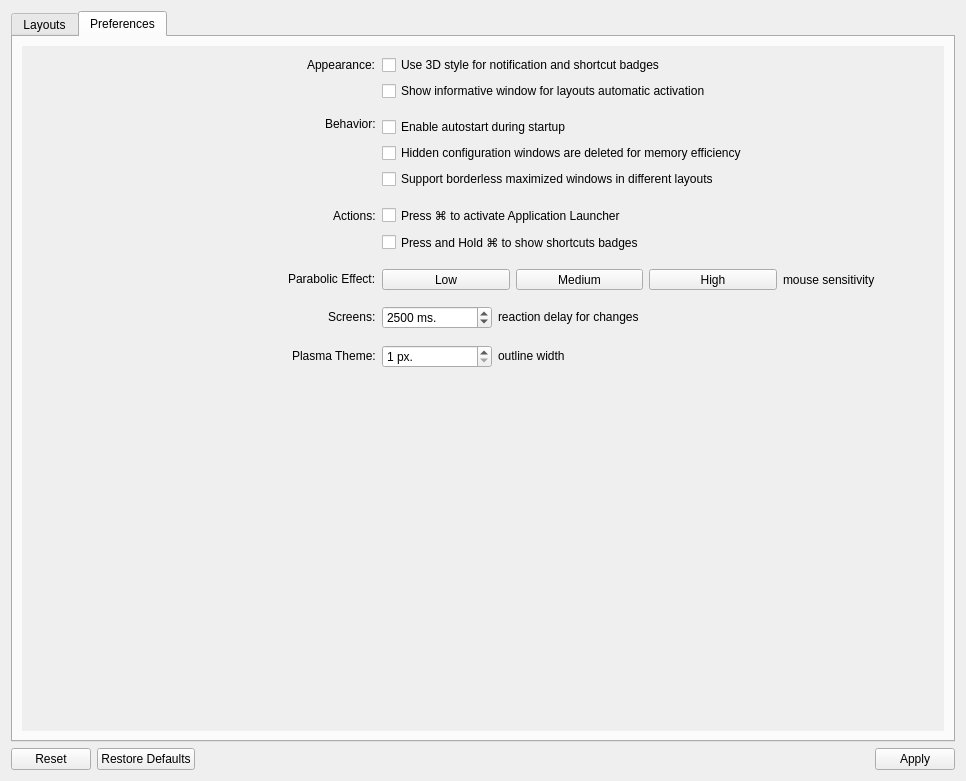
First picture: the form in app/settings/dialogs/settingsdialog.ui, repository KDE/latte-dock, before the edit.
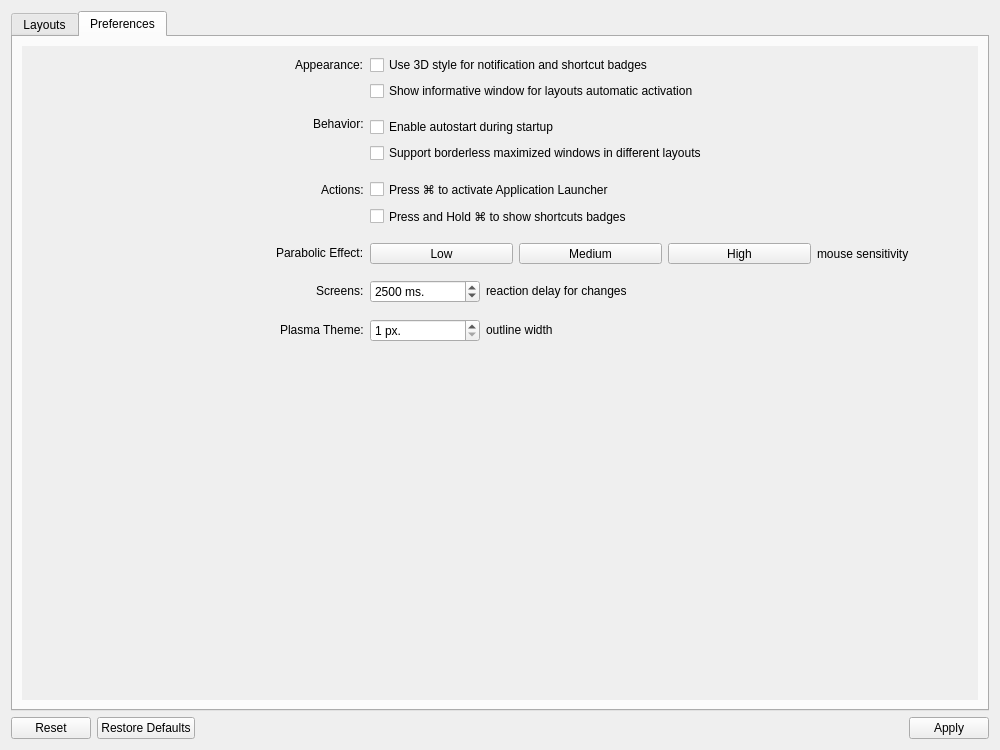
Second picture: the form after the edit. Icons and pictures are not drawn. Custom widgets are drawn as their Qt base class.

Commit message:
remove option delete hidden config windows
--it is not needed any more because config windows
are now using a singleton design in order to be
created only one time.

BUG:423268

Diff of the .ui file:
```diff
--- a/app/settings/dialogs/settingsdialog.ui
+++ b/app/settings/dialogs/settingsdialog.ui
@@ -6,8 +6,8 @@
    <rect>
     <x>0</x>
     <y>0</y>
-    <width>966</width>
-    <height>781</height>
+    <width>1000</width>
+    <height>750</height>
    </rect>
   </property>
   <property name="sizePolicy">
@@ -504,8 +504,8 @@
            <rect>
             <x>0</x>
             <y>0</y>
-            <width>931</width>
-            <height>402</height>
+            <width>965</width>
+            <height>375</height>
            </rect>
           </property>
           <property name="sizePolicy">
@@ -516,8 +516,92 @@
           </property>
           <layout class="QVBoxLayout" name="verticalLayout_4">
            <item>
-            <layout class="QGridLayout" name="preferencesGridLayout" columnstretch="5,8">
-             <item row="10" column="1">
+            <layout class="QGridLayout" name="preferencesGridLayout" columnstretch="5,9">
+             <item row="11" column="1">
+              <layout class="QHBoxLayout" name="mouseSensitivityRowLayout">
+               <item>
+                <widget class="QToolButton" name="lowSensitivityBtn">
+                 <property name="sizePolicy">
+                  <sizepolicy hsizetype="Expanding" vsizetype="Fixed">
+                   <horstretch>0</horstretch>
+                   <verstretch>0</verstretch>
+                  </sizepolicy>
+                 </property>
+                 <property name="toolTip">
+                  <string>Low sensitivity for parabolic effect (low cpu usage and performance)</string>
+                 </property>
+                 <property name="text">
+                  <string comment="low sensitivity">Low</string>
+                 </property>
+                 <property name="checkable">
+                  <bool>true</bool>
+                 </property>
+                </widget>
+               </item>
+               <item>
+                <widget class="QToolButton" name="mediumSensitivityBtn">
+                 <property name="sizePolicy">
+                  <sizepolicy hsizetype="Expanding" vsizetype="Fixed">
+                   <horstretch>0</horstretch>
+                   <verstretch>0</verstretch>
+                  </sizepolicy>
+                 </property>
+                 <property name="toolTip">
+                  <string>Medium sensitivity for parabolic effect (normal cpu usage and performance)</string>
+                 </property>
+                 <property name="text">
+                  <string comment="medium sensitivity">Medium</string>
+                 </property>
+                 <property name="checkable">
+                  <bool>true</bool>
+                 </property>
+                </widget>
+               </item>
+               <item>
+                <widget class="QToolButton" name="highSensitivityBtn">
+                 <property name="sizePolicy">
+                  <sizepolicy hsizetype="Expanding" vsizetype="Fixed">
+                   <horstretch>0</horstretch>
+                   <verstretch>0</verstretch>
+                  </sizepolicy>
+                 </property>
+                 <property name="toolTip">
+                  <string>High sensitivity for parabolic effect (high cpu usage and performance)</string>
+                 </property>
+                 <property name="text">
+                  <string comment="high sensitivity">High</string>
+                 </property>
+                 <property name="checkable">
+                  <bool>true</bool>
+                 </property>
+                </widget>
+               </item>
+               <item>
+                <widget class="QLabel" name="mouseSensitivityLbl">
+                 <property name="text">
+                  <string>mouse sensitivity</string>
+                 </property>
+                </widget>
+               </item>
+               <item>
+                <spacer name="horizontalSpacer_3">
+                 <property name="orientation">
+                  <enum>Qt::Horizontal</enum>
+                 </property>
+                 <property name="sizeType">
+                  <enum>QSizePolicy::Fixed</enum>
+                 </property>
+                 <property name="sizeHint" stdset="0">
+                  <size>
+                   <width>60</width>
+                   <height>20</height>
+                  </size>
+                 </property>
+                </spacer>
+               </item>
+              </layout>
+             </item>
+             <item row="9" column="1">
               <widget class="QCheckBox" name="metaPressHoldChkBox">
                <property name="toolTip">
                 <string>Press and hold ⌘ to show shortcuts badges for applets and tasks</string>
@@ -527,72 +611,6 @@
                </property>
               </widget>
              </item>
-             <item row="12" column="0">
-              <layout class="QHBoxLayout" name="parabolicHeaderRowLayout">
-               <item>
-                <spacer name="horizontalSpacer_7">
-                 <property name="orientation">
-                  <enum>Qt::Horizontal</enum>
-                 </property>
-                 <property name="sizeHint" stdset="0">
-                  <size>
-                   <width>40</width>
-                   <height>20</height>
-                  </size>
-                 </property>
-                </spacer>
-               </item>
-               <item>
-                <widget class="QLabel" name="parabolicEffectLbl">
-                 <property name="sizePolicy">
-                  <sizepolicy hsizetype="Minimum" vsizetype="Fixed">
-                   <horstretch>0</horstretch>
-                   <verstretch>0</verstretch>
-                  </sizepolicy>
-                 </property>
-                 <property name="text">
-                  <string>Parabolic Effect:</string>
-                 </property>
-                 <property name="alignment">
-                  <set>Qt::AlignLeading|Qt::AlignLeft|Qt::AlignVCenter</set>
-                 </property>
-                </widget>
-               </item>
-              </layout>
-             </item>
-             <item row="16" column="0">
-              <layout class="QHBoxLayout" name="plasmaThemeHeaderRowLayout">
-               <item>
-                <spacer name="horizontalSpacer_10">
-                 <property name="orientation">
-                  <enum>Qt::Horizontal</enum>
-                 </property>
-                 <property name="sizeHint" stdset="0">
-                  <size>
-                   <width>40</width>
-                   <height>20</height>
-                  </size>
-                 </property>
-                </spacer>
-               </item>
-               <item>
-                <widget class="QLabel" name="plasmaLbl">
-                 <property name="sizePolicy">
-                  <sizepolicy hsizetype="Minimum" vsizetype="Fixed">
-                   <horstretch>0</horstretch>
-                   <verstretch>0</verstretch>
-                  </sizepolicy>
-                 </property>
-                 <property name="text">
-                  <string>Plasma Theme:</string>
-                 </property>
-                 <property name="alignment">
-                  <set>Qt::AlignLeading|Qt::AlignLeft|Qt::AlignVCenter</set>
-                 </property>
-                </widget>
-               </item>
-              </layout>
-             </item>
              <item row="4" column="0">
               <layout class="QHBoxLayout" name="behaviorHeaderRowLayout">
                <item>
@@ -626,7 +644,7 @@
                </item>
               </layout>
              </item>
-             <item row="8" column="1">
+             <item row="7" column="1">
               <spacer name="verticalSpacer_7">
                <property name="orientation">
                 <enum>Qt::Vertical</enum>
@@ -642,107 +660,40 @@
                </property>
               </spacer>
              </item>
-             <item row="14" column="1">
-              <layout class="QHBoxLayout" name="screenDelayRowLayout">
+             <item row="11" column="0">
+              <layout class="QHBoxLayout" name="parabolicHeaderRowLayout">
                <item>
-                <widget class="QSpinBox" name="screenTrackerSpinBox">
-                 <property name="sizePolicy">
-                  <sizepolicy hsizetype="MinimumExpanding" vsizetype="Fixed">
-                   <horstretch>0</horstretch>
-                   <verstretch>0</verstretch>
-                  </sizepolicy>
-                 </property>
-                 <property name="minimumSize">
-                  <size>
-                   <width>70</width>
-                   <height>0</height>
-                  </size>
-                 </property>
-                 <property name="maximumSize">
-                  <size>
-                   <width>110</width>
-                   <height>16777215</height>
-                  </size>
-                 </property>
-                 <property name="toolTip">
-                  <string>Different hardware can have different delays during screen changes.
-This tracker is used in order to not lose any screen related update.</string>
-                 </property>
-                 <property name="alignment">
-                  <set>Qt::AlignLeading|Qt::AlignLeft|Qt::AlignVCenter</set>
-                 </property>
-                 <property name="specialValueText">
-                  <string/>
-                 </property>
-                 <property name="suffix">
-                  <string> ms.</string>
-                 </property>
-                 <property name="minimum">
-                  <number>1000</number>
-                 </property>
-                 <property name="maximum">
-                  <number>10000</number>
-                 </property>
-                 <property name="singleStep">
-                  <number>100</number>
-                 </property>
-                 <property name="value">
-                  <number>2500</number>
-                 </property>
-                </widget>
-               </item>
-               <item>
-                <widget class="QLabel" name="trackScreensDelayLbl">
-                 <property name="sizePolicy">
-                  <sizepolicy hsizetype="Minimum" vsizetype="Fixed">
-                   <horstretch>0</horstretch>
-                   <verstretch>0</verstretch>
-                  </sizepolicy>
-                 </property>
-                 <property name="toolTip">
-                  <string>Different hardware can have different delays during screen changes.
-This tracker is used in order to not lose any screen related update.</string>
-                 </property>
-                 <property name="text">
-                  <string>reaction delay for changes</string>
-                 </property>
-                </widget>
-               </item>
-               <item>
-                <spacer name="horizontalSpacer_9">
+                <spacer name="horizontalSpacer_7">
                  <property name="orientation">
                   <enum>Qt::Horizontal</enum>
                  </property>
-                 <property name="sizeType">
-                  <enum>QSizePolicy::Expanding</enum>
-                 </property>
                  <property name="sizeHint" stdset="0">
                   <size>
-                   <width>20</width>
+                   <width>40</width>
                    <height>20</height>
                   </size>
                  </property>
                 </spacer>
                </item>
+               <item>
+                <widget class="QLabel" name="parabolicEffectLbl">
+                 <property name="sizePolicy">
+                  <sizepolicy hsizetype="Minimum" vsizetype="Fixed">
+                   <horstretch>0</horstretch>
+                   <verstretch>0</verstretch>
+                  </sizepolicy>
+                 </property>
+                 <property name="text">
+                  <string>Parabolic Effect:</string>
+                 </property>
+                 <property name="alignment">
+                  <set>Qt::AlignLeading|Qt::AlignLeft|Qt::AlignVCenter</set>
+                 </property>
+                </widget>
+               </item>
               </layout>
              </item>
-             <item row="11" column="1">
-              <spacer name="verticalSpacer_8">
-               <property name="orientation">
-                <enum>Qt::Vertical</enum>
-               </property>
-               <property name="sizeType">
-                <enum>QSizePolicy::Fixed</enum>
-               </property>
-               <property name="sizeHint" stdset="0">
-                <size>
-                 <width>20</width>
-                 <height>10</height>
-                </size>
-               </property>
-              </spacer>
-             </item>
-             <item row="16" column="1">
+             <item row="15" column="1">
               <layout class="QHBoxLayout" name="plasmaThemeRowLayout">
                <item>
                 <widget class="QSpinBox" name="outlineSpinBox">
@@ -815,6 +766,59 @@
                </item>
               </layout>
              </item>
+             <item row="14" column="1">
+              <spacer name="verticalSpacer_11">
+               <property name="orientation">
+                <enum>Qt::Vertical</enum>
+               </property>
+               <property name="sizeType">
+                <enum>QSizePolicy::Fixed</enum>
+               </property>
+               <property name="sizeHint" stdset="0">
+                <size>
+                 <width>20</width>
+                 <height>10</height>
+                </size>
+               </property>
+              </spacer>
+             </item>
+             <item row="4" column="1">
+              <widget class="QCheckBox" name="autostartChkBox">
+               <property name="toolTip">
+                <string>Start the application automatically after each relogin</string>
+               </property>
+               <property name="text">
+                <string>Enable autostart during startup</string>
+               </property>
+              </widget>
+             </item>
+             <item row="8" column="0">
+              <layout class="QHBoxLayout" name="actionsHeaderRowLayout">
+               <item>
+                <spacer name="horizontalSpacer_6">
+                 <property name="orientation">
+                  <enum>Qt::Horizontal</enum>
+                 </property>
+                 <property name="sizeHint" stdset="0">
+                  <size>
+                   <width>40</width>
+                   <height>20</height>
+                  </size>
+                 </property>
+                </spacer>
+               </item>
+               <item>
+                <widget class="QLabel" name="actionsLbl">
+                 <property name="text">
+                  <string>Actions:</string>
+                 </property>
+                 <property name="alignment">
+                  <set>Qt::AlignLeading|Qt::AlignLeft|Qt::AlignVCenter</set>
+                 </property>
+                </widget>
+               </item>
+              </layout>
+             </item>
              <item row="3" column="1">
               <spacer name="verticalSpacer_6">
                <property name="orientation">
@@ -831,91 +835,7 @@
                </property>
               </spacer>
              </item>
-             <item row="12" column="1">
-              <layout class="QHBoxLayout" name="mouseSensitivityRowLayout">
-               <item>
-                <widget class="QToolButton" name="lowSensitivityBtn">
-                 <property name="sizePolicy">
-                  <sizepolicy hsizetype="Expanding" vsizetype="Fixed">
-                   <horstretch>0</horstretch>
-                   <verstretch>0</verstretch>
-                  </sizepolicy>
-                 </property>
-                 <property name="toolTip">
-                  <string>Low sensitivity for parabolic effect (low cpu usage and performance)</string>
-                 </property>
-                 <property name="text">
-                  <string comment="low sensitivity">Low</string>
-                 </property>
-                 <property name="checkable">
-                  <bool>true</bool>
-                 </property>
-                </widget>
-               </item>
-               <item>
-                <widget class="QToolButton" name="mediumSensitivityBtn">
-                 <property name="sizePolicy">
-                  <sizepolicy hsizetype="Expanding" vsizetype="Fixed">
-                   <horstretch>0</horstretch>
-                   <verstretch>0</verstretch>
-                  </sizepolicy>
-                 </property>
-                 <property name="toolTip">
-                  <string>Medium sensitivity for parabolic effect (normal cpu usage and performance)</string>
-                 </property>
-                 <property name="text">
-                  <string comment="medium sensitivity">Medium</string>
-                 </property>
-                 <property name="checkable">
-                  <bool>true</bool>
-                 </property>
-                </widget>
-               </item>
-               <item>
-                <widget class="QToolButton" name="highSensitivityBtn">
-                 <property name="sizePolicy">
-                  <sizepolicy hsizetype="Expanding" vsizetype="Fixed">
-                   <horstretch>0</horstretch>
-                   <verstretch>0</verstretch>
-                  </sizepolicy>
-                 </property>
-                 <property name="toolTip">
-                  <string>High sensitivity for parabolic effect (high cpu usage and performance)</string>
-                 </property>
-                 <property name="text">
-                  <string comment="high sensitivity">High</string>
-                 </property>
-                 <property name="checkable">
-                  <bool>true</bool>
-                 </property>
-                </widget>
-               </item>
-               <item>
-                <widget class="QLabel" name="mouseSensitivityLbl">
-                 <property name="text">
-                  <string>mouse sensitivity</string>
-                 </property>
-                </widget>
-               </item>
-               <item>
-                <spacer name="horizontalSpacer_3">
-                 <property name="orientation">
-                  <enum>Qt::Horizontal</enum>
-                 </property>
-                 <property name="sizeType">
-                  <enum>QSizePolicy::Fixed</enum>
-                 </property>
-                 <property name="sizeHint" stdset="0">
-                  <size>
-                   <width>60</width>
-                   <height>20</height>
-                  </size>
-                 </property>
-                </spacer>
-               </item>
-              </layout>
-             </item>
-             <item row="14" column="0">
+             <item row="13" column="0">
               <layout class="QHBoxLayout" name="screensHeaderRowLayout">
                <item>
                 <spacer name="horizontalSpacer_8">
@@ -958,10 +878,10 @@
                </property>
               </widget>
              </item>
-             <item row="0" column="0">
-              <layout class="QHBoxLayout" name="apperanceHeaderRowLayout">
+             <item row="15" column="0">
+              <layout class="QHBoxLayout" name="plasmaThemeHeaderRowLayout">
                <item>
-                <spacer name="horizontalSpacer_4">
+                <spacer name="horizontalSpacer_10">
                  <property name="orientation">
                   <enum>Qt::Horizontal</enum>
                  </property>
@@ -974,9 +894,15 @@
                 </spacer>
                </item>
                <item>
-                <widget class="QLabel" name="appearanceLbl">
+                <widget class="QLabel" name="plasmaLbl">
+                 <property name="sizePolicy">
+                  <sizepolicy hsizetype="Minimum" vsizetype="Fixed">
+                   <horstretch>0</horstretch>
+                   <verstretch>0</verstretch>
+                  </sizepolicy>
+                 </property>
                  <property name="text">
-                  <string>Appearance:</string>
+                  <string>Plasma Theme:</string>
                  </property>
                  <property name="alignment">
                   <set>Qt::AlignLeading|Qt::AlignLeft|Qt::AlignVCenter</set>
@@ -985,22 +911,6 @@
                </item>
               </layout>
              </item>
-             <item row="15" column="1">
-              <spacer name="verticalSpacer_11">
-               <property name="orientation">
-                <enum>Qt::Vertical</enum>
-               </property>
-               <property name="sizeType">
-                <enum>QSizePolicy::Fixed</enum>
-               </property>
-               <property name="sizeHint" stdset="0">
-                <size>
-                 <width>20</width>
-                 <height>10</height>
-                </size>
-               </property>
-              </spacer>
-             </item>
              <item row="0" column="1">
               <widget class="QCheckBox" name="badges3DStyleChkBox">
                <property name="text">
@@ -1008,50 +918,91 @@
                </property>
               </widget>
              </item>
-             <item row="9" column="0">
-              <layout class="QHBoxLayout" name="actionsHeaderRowLayout">
-               <item>
-                <spacer name="horizontalSpacer_6">
-                 <property name="orientation">
-                  <enum>Qt::Horizontal</enum>
-                 </property>
-                 <property name="sizeHint" stdset="0">
-                  <size>
-                   <width>40</width>
-                   <height>20</height>
-                  </size>
-                 </property>
-                </spacer>
-               </item>
-               <item>
-                <widget class="QLabel" name="actionsLbl">
-                 <property name="text">
-                  <string>Actions:</string>
-                 </property>
-                 <property name="alignment">
-                  <set>Qt::AlignLeading|Qt::AlignLeft|Qt::AlignVCenter</set>
-                 </property>
-                </widget>
-               </item>
-              </layout>
-             </item>
              <item row="13" column="1">
-              <spacer name="verticalSpacer_9">
-               <property name="orientation">
-                <enum>Qt::Vertical</enum>
-               </property>
-               <property name="sizeType">
-                <enum>QSizePolicy::Fixed</enum>
-               </property>
-               <property name="sizeHint" stdset="0">
-                <size>
-                 <width>20</width>
-                 <height>10</height>
-                </size>
-               </property>
-              </spacer>
+              <layout class="QHBoxLayout" name="screenDelayRowLayout">
+               <item>
+                <widget class="QSpinBox" name="screenTrackerSpinBox">
+                 <property name="sizePolicy">
+                  <sizepolicy hsizetype="MinimumExpanding" vsizetype="Fixed">
+                   <horstretch>0</horstretch>
+                   <verstretch>0</verstretch>
+                  </sizepolicy>
+                 </property>
+                 <property name="minimumSize">
+                  <size>
+                   <width>70</width>
+                   <height>0</height>
+                  </size>
+                 </property>
+                 <property name="maximumSize">
+                  <size>
+                   <width>110</width>
+                   <height>16777215</height>
+                  </size>
+                 </property>
+                 <property name="toolTip">
+                  <string>Different hardware can have different delays during screen changes.
+This tracker is used in order to not lose any screen related update.</string>
+                 </property>
+                 <property name="alignment">
+                  <set>Qt::AlignLeading|Qt::AlignLeft|Qt::AlignVCenter</set>
+                 </property>
+                 <property name="specialValueText">
+                  <string/>
+                 </property>
+                 <property name="suffix">
+                  <string> ms.</string>
+                 </property>
+                 <property name="minimum">
+                  <number>1000</number>
+                 </property>
+                 <property name="maximum">
+                  <number>10000</number>
+                 </property>
+                 <property name="singleStep">
+                  <number>100</number>
+                 </property>
+                 <property name="value">
+                  <number>2500</number>
+                 </property>
+                </widget>
+               </item>
+               <item>
+                <widget class="QLabel" name="trackScreensDelayLbl">
+                 <property name="sizePolicy">
+                  <sizepolicy hsizetype="Minimum" vsizetype="Fixed">
+                   <horstretch>0</horstretch>
+                   <verstretch>0</verstretch>
+                  </sizepolicy>
+                 </property>
+                 <property name="toolTip">
+                  <string>Different hardware can have different delays during screen changes.
+This tracker is used in order to not lose any screen related update.</string>
+                 </property>
+                 <property name="text">
+                  <string>reaction delay for changes</string>
+                 </property>
+                </widget>
+               </item>
+               <item>
+                <spacer name="horizontalSpacer_9">
+                 <property name="orientation">
+                  <enum>Qt::Horizontal</enum>
+                 </property>
+                 <property name="sizeType">
+                  <enum>QSizePolicy::Expanding</enum>
+                 </property>
+                 <property name="sizeHint" stdset="0">
+                  <size>
+                   <width>20</width>
+                   <height>20</height>
+                  </size>
+                 </property>
+                </spacer>
+               </item>
+              </layout>
              </item>
-             <item row="6" column="1">
+             <item row="5" column="1">
               <widget class="QCheckBox" name="noBordersForMaximizedChkBox">
                <property name="toolTip">
                 <string>Activate support for borderless maximized windows between different layouts</string>
@@ -1061,17 +1012,66 @@
                </property>
               </widget>
              </item>
-             <item row="4" column="1">
-              <widget class="QCheckBox" name="autostartChkBox">
-               <property name="toolTip">
-                <string>Start the application automatically after each relogin</string>
+             <item row="12" column="1">
+              <spacer name="verticalSpacer_9">
+               <property name="orientation">
+                <enum>Qt::Vertical</enum>
                </property>
-               <property name="text">
-                <string>Enable autostart during startup</string>
+               <property name="sizeType">
+                <enum>QSizePolicy::Fixed</enum>
                </property>
-              </widget>
+               <property name="sizeHint" stdset="0">
+                <size>
+                 <width>20</width>
+                 <height>10</height>
+                </size>
+               </property>
+              </spacer>
              </item>
-             <item row="9" column="1">
+             <item row="10" column="1">
+              <spacer name="verticalSpacer_8">
+               <property name="orientation">
+                <enum>Qt::Vertical</enum>
+               </property>
+               <property name="sizeType">
+                <enum>QSizePolicy::Fixed</enum>
+               </property>
+               <property name="sizeHint" stdset="0">
+                <size>
+                 <width>20</width>
+                 <height>10</height>
+                </size>
+               </property>
+              </spacer>
+             </item>
+             <item row="0" column="0">
+              <layout class="QHBoxLayout" name="apperanceHeaderRowLayout">
+               <item>
+                <spacer name="horizontalSpacer_4">
+                 <property name="orientation">
+                  <enum>Qt::Horizontal</enum>
+                 </property>
+                 <property name="sizeHint" stdset="0">
+                  <size>
+                   <width>40</width>
+                   <height>20</height>
+                  </size>
+                 </property>
+                </spacer>
+               </item>
+               <item>
+                <widget class="QLabel" name="appearanceLbl">
+                 <property name="text">
+                  <string>Appearance:</string>
+                 </property>
+                 <property name="alignment">
+                  <set>Qt::AlignLeading|Qt::AlignLeft|Qt::AlignVCenter</set>
+                 </property>
+                </widget>
+               </item>
+              </layout>
+             </item>
+             <item row="8" column="1">
               <widget class="QCheckBox" name="metaPressChkBox">
                <property name="toolTip">
                 <string>Forward ⌘ press from KWin to Latte in order to activate Application Launcher. It is suggested to disable that option if you remove Latte.</string>
@@ -1081,16 +1081,6 @@
                </property>
               </widget>
              </item>
-             <item row="5" column="1">
-              <widget class="QCheckBox" name="hiddenConfigsAreDeletedChk">
-               <property name="toolTip">
-                <string>Memory consumption is deleted when hidden configuration windows are deleted. On the other hand if you disable that option the configuration windows responsiveness during showing and hiding is flawlessly.</string>
-               </property>
-               <property name="text">
-                <string>Hidden configuration windows are deleted for memory efficiency</string>
-               </property>
-              </widget>
-             </item>
             </layout>
            </item>
           </layout>
```
The commit also changes 9 other files.
